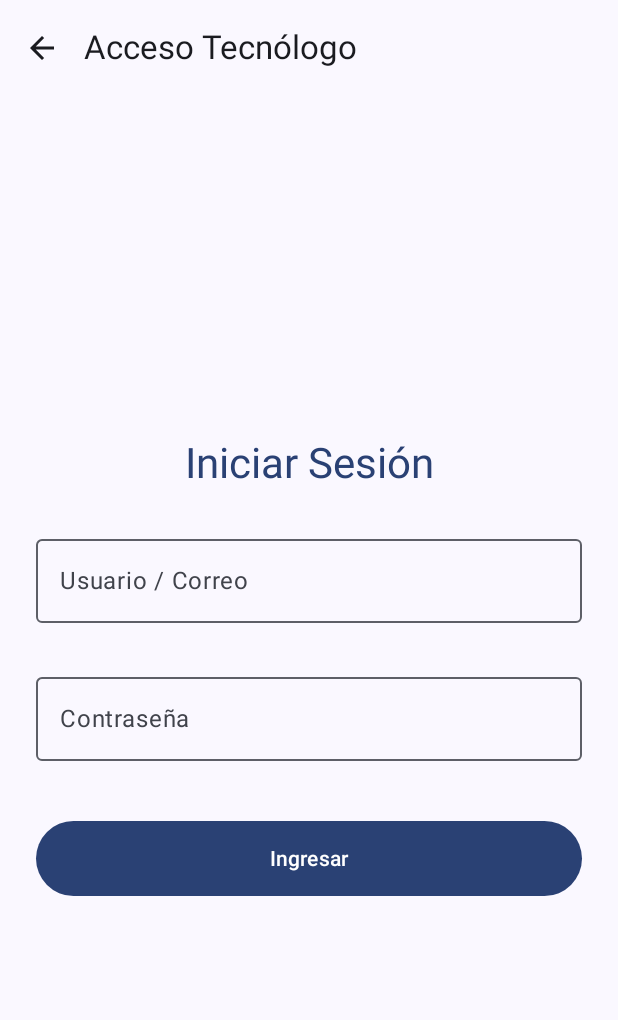
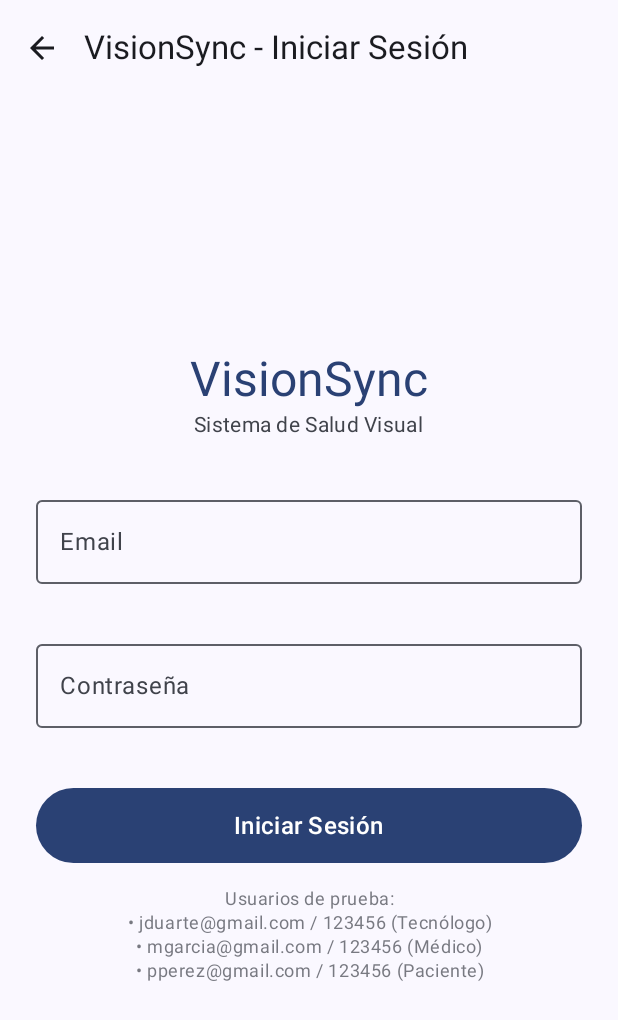
Before and after one commit to MrDeguitoo/VisionSync, an Android app built with Jetpack Compose: the LoginScreen screen opened through its navigation route, on a phone screen of 412 x 824 dp. Shown: the top 1020 px of the screen. Run offline under Robolectric (Android 15) with nearby library versions, the phone set to English and light mode, and no system bars.

Commit message:
feat: implementa login real con Room y navegación por rol (Tecnólogo/Médico/Paciente)

```diff
--- a/app/src/main/java/com/duoc/visionsyncc1/navigation/AppNavigation.kt
+++ b/app/src/main/java/com/duoc/visionsyncc1/navigation/AppNavigation.kt
@@ -8,6 +8,7 @@ import androidx.navigation.compose.NavHost
 import androidx.navigation.compose.composable
 import androidx.navigation.compose.rememberNavController
 import androidx.navigation.navArgument
+import com.duoc.visionsyncc1.model.UserEntity
 import com.duoc.visionsyncc1.ui.screens.*
 
 @Composable
@@ -17,23 +18,27 @@ fun AppNavigation(
 ) {
     NavHost(
         navController = navController,
-        startDestination = Rutas.PERFIL,
+        startDestination = Rutas.LOGIN,
         modifier = modifier
     ) {
-        // RF1: Pantalla inicial de selección de perfil
-        composable(Rutas.PERFIL) {
-            PerfilScreen(
-                onPerfilTecnologo = { navController.navigate(Rutas.LOGIN) },
-                onPerfilMedico = { navController.navigate(Rutas.DASH_MEDICO) },
-                onPerfilPaciente = { navController.navigate(Rutas.DASH_PACIENTE) }
-            )
-        }
-
-        // RF1: Flujo Tecnólogo - Login
+        // Login - Pantalla inicial
         composable(Rutas.LOGIN) {
             LoginScreen(
-                onLoginExitoso = { navController.navigate(Rutas.DASH_TECNOLOGO) },
-                onVolver = { navController.popBackStack() }
+                onLoginExitoso = { user: UserEntity ->
+                    when (user.rol) {
+                        "TECNOLOGO" -> navController.navigate(Rutas.DASH_TECNOLOGO) {
+                            popUpTo(Rutas.LOGIN) { inclusive = true }
+                        }
+                        "MEDICO" -> navController.navigate(Rutas.DASH_MEDICO) {
+                            popUpTo(Rutas.LOGIN) { inclusive = true }
+                        }
+                        "PACIENTE" -> navController.navigate(Rutas.DASH_PACIENTE) {
+                            popUpTo(Rutas.LOGIN) { inclusive = true }
+                        }
+                        else -> navController.navigate(Rutas.LOGIN)
+                    }
+                },
+                onVolver = { /* No hay vuelta atrás desde login inicial */ }
             )
         }
 
@@ -41,7 +46,7 @@ fun AppNavigation(
         composable(Rutas.DASH_TECNOLOGO) {
             DashTecnologoScreen(
                 onNuevoExamen = { navController.navigate(Rutas.REGISTRO_EXAMEN) },
-                onCerrarSesion = { navController.popBackStack(Rutas.PERFIL, inclusive = false) }
+                onCerrarSesion = { navController.navigate(Rutas.LOGIN) { popUpTo(Rutas.LOGIN) { inclusive = true } } }
             )
         }
 
@@ -67,7 +72,7 @@ fun AppNavigation(
                 onExamenSeleccionado = { id ->
                     navController.navigate(Rutas.DETALLE.replace("{id}", id.toString()))
                 },
-                onVolver = { navController.popBackStack(Rutas.PERFIL, inclusive = false) }
+                onVolver = { navController.navigate(Rutas.LOGIN) { popUpTo(Rutas.LOGIN) { inclusive = true } } }
             )
         }
 
@@ -90,7 +95,7 @@ fun AppNavigation(
                 onVerResumen = { id ->
                     navController.navigate(Rutas.RESUMEN.replace("{id}", id.toString()))
                 },
-                onCerrarSesion = { navController.popBackStack(Rutas.PERFIL, inclusive = false) }
+                onCerrarSesion = { navController.navigate(Rutas.LOGIN) { popUpTo(Rutas.LOGIN) { inclusive = true } } }
             )
         }
 
--- a/app/src/main/java/com/duoc/visionsyncc1/ui/screens/LoginScreen.kt
+++ b/app/src/main/java/com/duoc/visionsyncc1/ui/screens/LoginScreen.kt
@@ -12,21 +12,29 @@ import androidx.compose.ui.text.input.KeyboardType
 import androidx.compose.ui.text.input.PasswordVisualTransformation
 import androidx.compose.ui.unit.dp
 import androidx.lifecycle.viewmodel.compose.viewModel
+import com.duoc.visionsyncc1.model.UserEntity
+import com.duoc.visionsyncc1.viewmodel.AppViewModelProvider
 import com.duoc.visionsyncc1.viewmodel.LoginViewModel
 
 @OptIn(ExperimentalMaterial3Api::class)
 @Composable
 fun LoginScreen(
-    viewModel: LoginViewModel = viewModel(),
-    onLoginExitoso: () -> Unit,
-    onVolver: () -> Unit
+    onLoginExitoso: (UserEntity) -> Unit,
+    onVolver: () -> Unit,
+    viewModel: LoginViewModel = viewModel(factory = AppViewModelProvider.Factory)
 ) {
     val uiState by viewModel.uiState.collectAsState()
+
+    LaunchedEffect(uiState.loginExitoso) {
+        if (uiState.loginExitoso && uiState.usuario != null) {
+            onLoginExitoso(uiState.usuario!!)
+        }
+    }
 
     Scaffold(
         topBar = {
             TopAppBar(
-                title = { Text("Acceso Tecnólogo") },
+                title = { Text("VisionSync - Iniciar Sesión") },
                 navigationIcon = {
                     IconButton(onClick = onVolver) {
                         Icon(
@@ -46,27 +54,41 @@ fun LoginScreen(
             verticalArrangement = Arrangement.Center,
             horizontalAlignment = Alignment.CenterHorizontally
         ) {
-            Text(
-                text = "Iniciar Sesión",
-                style = MaterialTheme.typography.headlineMedium,
-                color = MaterialTheme.colorScheme.primary
-            )
-            Spacer(modifier = Modifier.height(24.dp))
+            // Logo/Título
+            Column(
+                modifier = Modifier.fillMaxWidth(),
+                horizontalAlignment = Alignment.CenterHorizontally
+            ) {
+                Text(
+                    text = "VisionSync",
+                    style = MaterialTheme.typography.headlineLarge,
+                    color = MaterialTheme.colorScheme.primary
+                )
+                Text(
+                    text = "Sistema de Salud Visual",
+                    style = MaterialTheme.typography.bodyMedium,
+                    color = MaterialTheme.colorScheme.onSurfaceVariant
+                )
+            }
 
-            // Campo Usuario
+            Spacer(modifier = Modifier.height(32.dp))
+
+            // Campo Email
             OutlinedTextField(
-                value = uiState.usuario,
-                onValueChange = viewModel::onUsuarioChange,
-                label = { Text("Usuario / Correo") },
-                isError = uiState.usuarioError != null,
+                value = uiState.email,
+                onValueChange = viewModel::onEmailChange,
+                label = { Text("Email") },
+                placeholder = { Text("ej: jduarte@gmail.com") },
+                isError = uiState.emailError != null,
                 supportingText = {
-                    uiState.usuarioError?.let { Text(it) }
+                    uiState.emailError?.let { Text(it) }
                 },
                 singleLine = true,
+                keyboardOptions = KeyboardOptions(keyboardType = KeyboardType.Email),
                 modifier = Modifier.fillMaxWidth()
             )
 
-            Spacer(modifier = Modifier.height(12.dp))
+            Spacer(modifier = Modifier.height(16.dp))
 
             // Campo Contraseña
             OutlinedTextField(
@@ -83,21 +105,44 @@ fun LoginScreen(
                 modifier = Modifier.fillMaxWidth()
             )
 
+            // Error general
+            uiState.errorGeneral?.let { error ->
+                Spacer(modifier = Modifier.height(8.dp))
+                Text(
+                    text = error,
+                    style = MaterialTheme.typography.bodySmall,
+                    color = MaterialTheme.colorScheme.error
+                )
+            }
+
             Spacer(modifier = Modifier.height(24.dp))
 
             Button(
-                onClick = {
-                    if (viewModel.intentarLogin()) {
-                        viewModel.limpiarEstadoExito()
-                        onLoginExitoso()
-                    }
-                },
+                onClick = { viewModel.intentarLogin() },
                 modifier = Modifier
                     .fillMaxWidth()
-                    .height(50.dp)
+                    .height(50.dp),
+                enabled = !uiState.loginExitoso
             ) {
-                Text("Ingresar")
+                if (uiState.loginExitoso) {
+                    CircularProgressIndicator(
+                        modifier = Modifier.size(24.dp),
+                        color = MaterialTheme.colorScheme.onPrimary
+                    )
+                } else {
+                    Text("Iniciar Sesión", style = MaterialTheme.typography.titleMedium)
+                }
             }
+
+            Spacer(modifier = Modifier.height(16.dp))
+
+            // Info de usuarios de prueba
+            Text(
+                text = "Usuarios de prueba:\n• jduarte@gmail.com / 123456 (Tecnólogo)\n• mgarcia@gmail.com / 123456 (Médico)\n• pperez@gmail.com / 123456 (Paciente)",
+                style = MaterialTheme.typography.bodySmall,
+                color = MaterialTheme.colorScheme.onSurfaceVariant.copy(alpha = 0.7f),
+                textAlign = androidx.compose.ui.text.style.TextAlign.Center
+            )
         }
     }
 }
--- a/app/src/main/java/com/duoc/visionsyncc1/viewmodel/AppViewModelProvider.kt
+++ b/app/src/main/java/com/duoc/visionsyncc1/viewmodel/AppViewModelProvider.kt
@@ -24,6 +24,9 @@ object AppViewModelProvider {
         initializer {
             RegistroExamenViewModel(visionSyncApp().examenRepository)
         }
+        initializer {
+            LoginViewModel(visionSyncApp().userRepository)
+        }
         // Aquí se agregan los ViewModels de A y B cuando usen Room.
     }
 }
```
Also changed, not shown: app/src/main/java/com/duoc/visionsyncc1/VisionSyncApp.kt (+47 -0 lines), app/src/main/java/com/duoc/visionsyncc1/data/AppDatabase.kt (+5 -2 lines), app/src/main/java/com/duoc/visionsyncc1/data/UserDao.kt (added, +24 -0 lines), app/src/main/java/com/duoc/visionsyncc1/model/UserEntity.kt (added, +13 -0 lines), app/src/main/java/com/duoc/visionsyncc1/repository/UserRepository.kt (added, +27 -0 lines), app/src/main/java/com/duoc/visionsyncc1/viewmodel/LoginViewModel.kt (+64 -18 lines).
